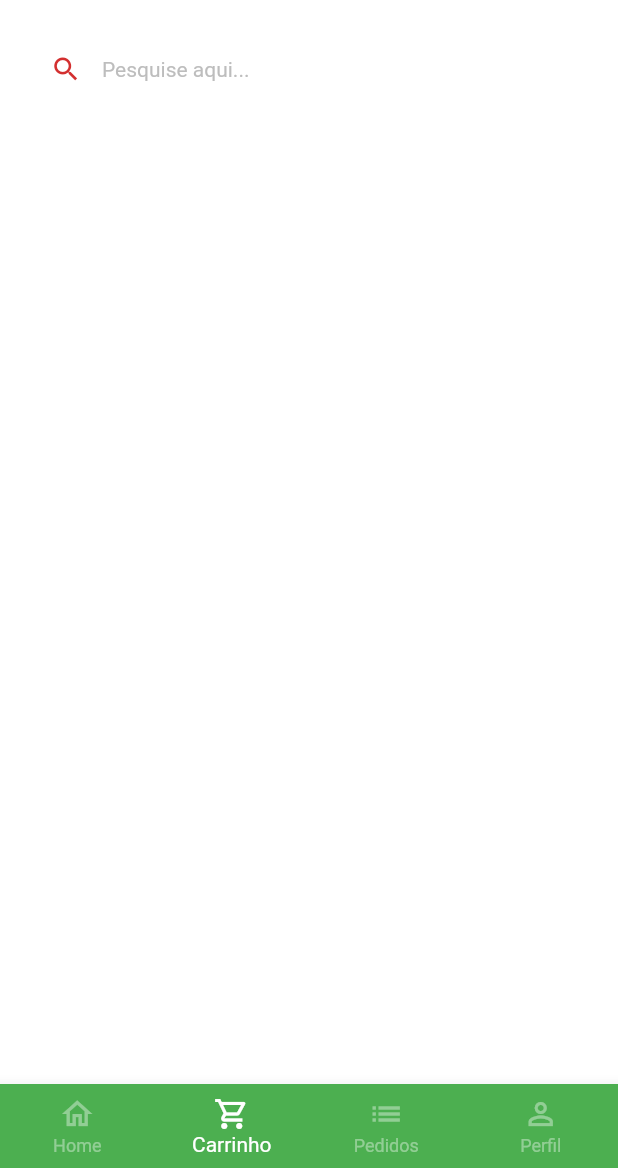
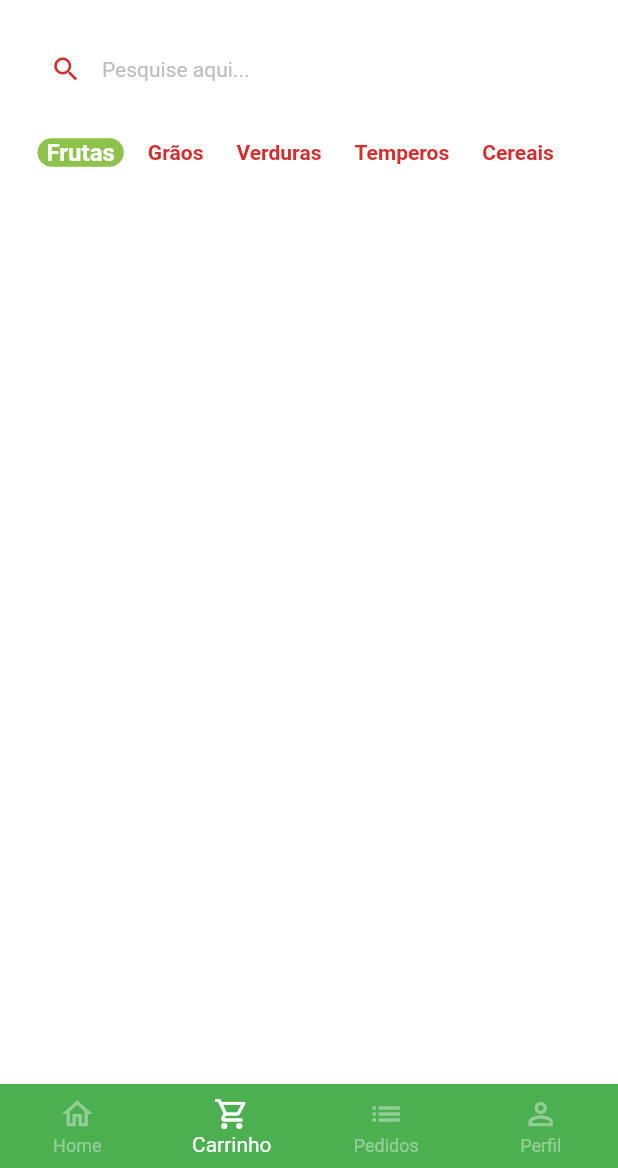
Before and after one commit to nicolaspaxao/green-grocer-course, a Flutter app: the screen it shows after launch, after a tap on "Entrar", on a phone screen of 412 x 824 dp, the part 68-1236 px from its top. Run offline on Flutter 3.47's test engine with Material 2 defaults, Android fonts, the light colour scheme and no system bars; drawn by our look-alikes of badges; our stand-ins replace animated_text_kit, mask_text_input_formatter.

Commit message:
Criação das tabs dos produtos

```diff
--- /dev/null
+++ b/lib/src/home/components/category_tile.dart
@@ -0,0 +1,41 @@
+// ignore_for_file: public_member_api_docs, sort_constructors_first
+import 'package:flutter/material.dart';
+
+import 'package:quitanda_com_getx/src/config/colors.dart';
+
+class CategoryTile extends StatelessWidget {
+  const CategoryTile({
+    Key? key,
+    required this.category,
+    required this.isSelected,
+    required this.onPressed,
+  }) : super(key: key);
+
+  final String category;
+  final bool isSelected;
+  final VoidCallback onPressed;
+
+  @override
+  Widget build(BuildContext context) {
+    return GestureDetector(
+      onTap: onPressed,
+      child: Align(
+        alignment: Alignment.center,
+        child: Container(
+          padding: const EdgeInsets.symmetric(horizontal: 6),
+          decoration: BoxDecoration(
+            borderRadius: BorderRadius.circular(10),
+            color: isSelected ? customSwatchColor : Colors.transparent,
+          ),
+          child: Text(
+            category,
+            style: TextStyle(
+                color: isSelected ? Colors.white : customConstrastColor,
+                fontWeight: FontWeight.bold,
+                fontSize: isSelected ? 16 : 14),
+          ),
+        ),
+      ),
+    );
+  }
+}
--- a/lib/src/home/home_tab.dart
+++ b/lib/src/home/home_tab.dart
@@ -2,10 +2,25 @@ import 'package:badges/badges.dart';
 import 'package:flutter/material.dart';
 
 import '../config/colors.dart';
+import 'components/category_tile.dart';
 
-class HomeTab extends StatelessWidget {
+class HomeTab extends StatefulWidget {
   const HomeTab({Key? key}) : super(key: key);
 
+  @override
+  State<HomeTab> createState() => _HomeTabState();
+}
+
+class _HomeTabState extends State<HomeTab> {
+  List<String> categorias = [
+    'Frutas',
+    'Grãos',
+    'Verduras',
+    'Temperos',
+    'Cereais'
+  ];
+
+  String selectedCategory = 'Frutas';
   @override
   Widget build(BuildContext context) {
     return Scaffold(
@@ -58,7 +73,7 @@ class HomeTab extends StatelessWidget {
       body: Column(
         children: [
           Padding(
-            padding: const EdgeInsets.symmetric(horizontal: 20,vertical: 10),
+            padding: const EdgeInsets.symmetric(horizontal: 20, vertical: 10),
             child: TextFormField(
               decoration: InputDecoration(
                 fillColor: Colors.white,
@@ -80,7 +95,27 @@ class HomeTab extends StatelessWidget {
                 ),
               ),
             ),
-          )
+          ),
+          Container(
+            padding: const EdgeInsets.only(left: 25),
+            height: 40,
+            child: ListView.separated(
+              scrollDirection: Axis.horizontal,
+              itemBuilder: (_, index) {
+                return CategoryTile(
+                  isSelected: categorias[index] == selectedCategory,
+                  category: categorias[index],
+                  onPressed: () {
+                    setState(() {
+                      selectedCategory = categorias[index];
+                    });
+                  },
+                );
+              },
+              separatorBuilder: (_, index) => const SizedBox(width: 10),
+              itemCount: categorias.length,
+            ),
+          ),
         ],
       ),
     );
```
